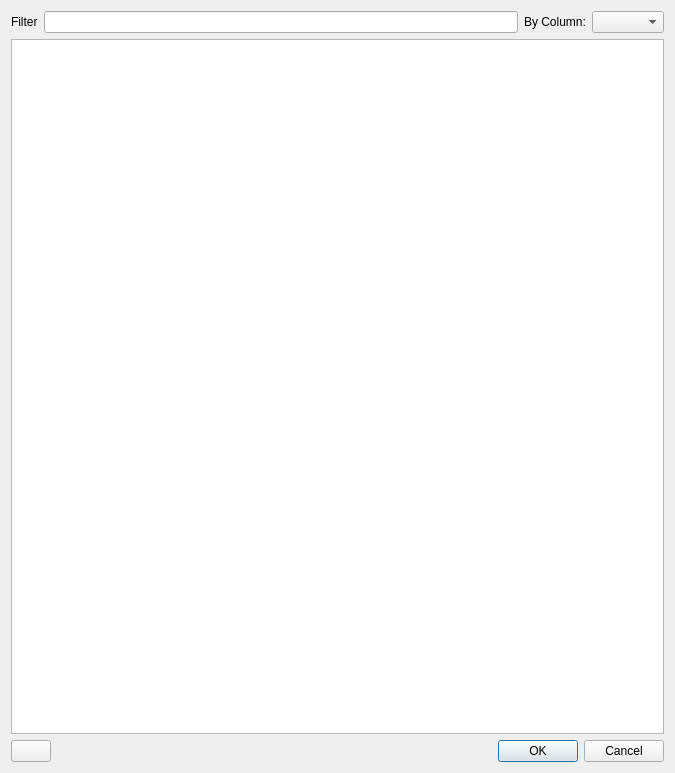
Qt form widgets/results.ui (ebrahimraeyat/civilTools) before a commit.
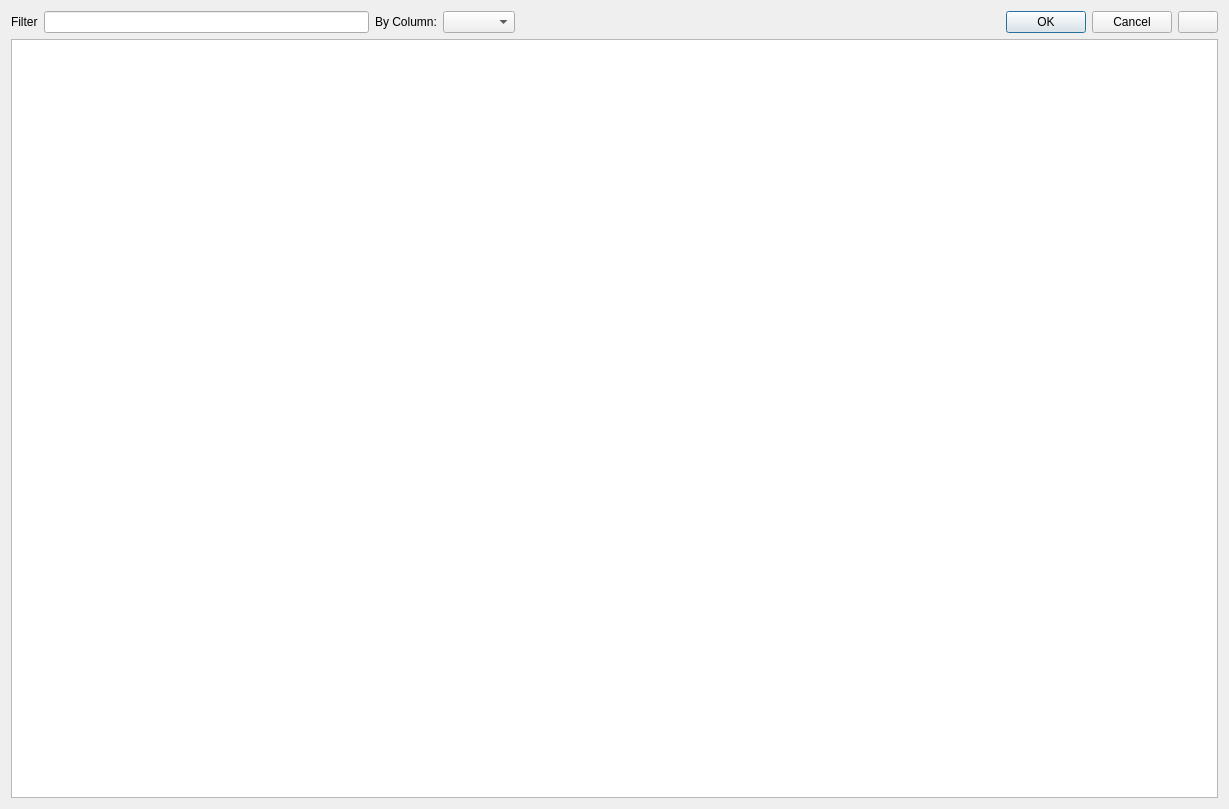
The same form after that commit. Icons and pictures are not drawn.

Commit message: CIVILTOOLS: change the grid of result dialog

The edit to the form file:
```diff
--- a/widgets/results.ui
+++ b/widgets/results.ui
@@ -6,8 +6,8 @@
    <rect>
     <x>0</x>
     <y>0</y>
-    <width>675</width>
-    <height>773</height>
+    <width>1229</width>
+    <height>809</height>
    </rect>
   </property>
   <property name="windowTitle">
@@ -36,32 +36,8 @@
      <item>
       <widget class="QComboBox" name="comboBox"/>
      </item>
-    </layout>
-   </item>
-   <item>
-    <widget class="QTableView" name="result_table_view"/>
-   </item>
-   <item>
-    <layout class="QHBoxLayout" name="horizontalLayout_2">
      <item>
-      <widget class="QPushButton" name="push_button_to_excel">
-       <property name="text">
-        <string/>
-       </property>
-       <property name="icon">
-        <iconset resource="../applications/cfactor/resource.qrc">
-         <normaloff>:/cfactor/images/xlsx.png</normaloff>:/cfactor/images/xlsx.png</iconset>
-       </property>
-       <property name="iconSize">
-        <size>
-         <width>64</width>
-         <height>64</height>
-        </size>
-       </property>
-      </widget>
-     </item>
-     <item>
-      <spacer name="horizontalSpacer">
+      <spacer name="horizontalSpacer_2">
        <property name="orientation">
         <enum>Qt::Horizontal</enum>
        </property>
@@ -83,8 +59,28 @@
        </property>
       </widget>
      </item>
+     <item>
+      <widget class="QPushButton" name="push_button_to_excel">
+       <property name="text">
+        <string/>
+       </property>
+       <property name="icon">
+        <iconset resource="../applications/cfactor/resource.qrc">
+         <normaloff>:/cfactor/images/xlsx.png</normaloff>:/cfactor/images/xlsx.png</iconset>
+       </property>
+       <property name="iconSize">
+        <size>
+         <width>32</width>
+         <height>32</height>
+        </size>
+       </property>
+      </widget>
+     </item>
     </layout>
    </item>
+   <item>
+    <widget class="QTableView" name="result_table_view"/>
+   </item>
   </layout>
  </widget>
  <resources>
```
